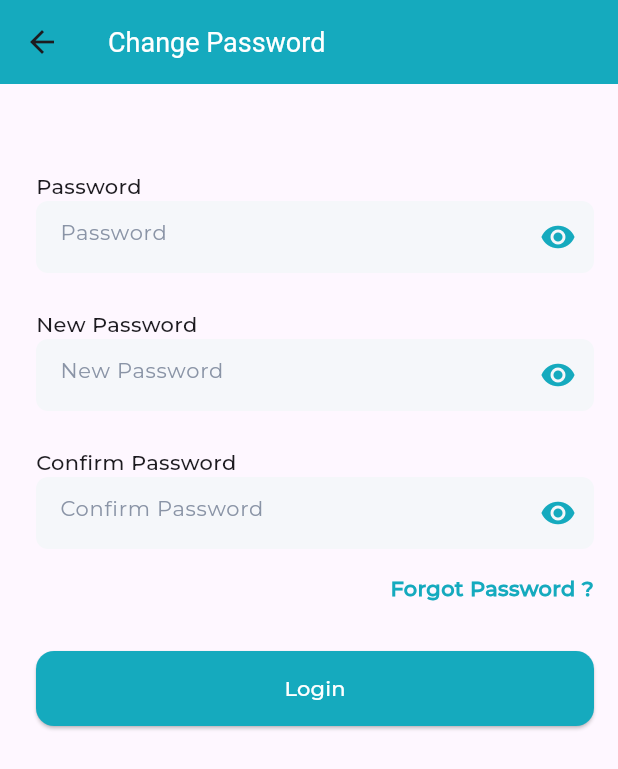
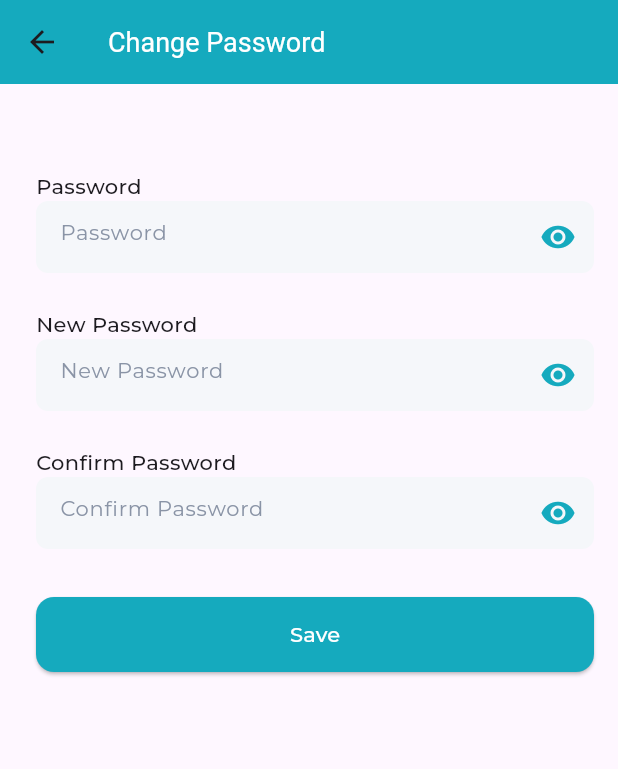
Before and after one commit to flipking038/Driver_app, a Flutter app: the ChangePasswordScreen screen opened directly, on a phone screen of 412 x 824 dp. Shown: the top 769 px of the screen. Run offline on Flutter 3.47's test engine with Material 3 defaults, Android fonts, the phone set to English and light mode, and no system bars; our stand-ins replace dio, flutter_bloc, flutter_svg, shared_preferences; accounts and stored records are empty; network calls fail.

Commit message:
Create ChangePasswordCubit

```diff
--- /dev/null
+++ b/lib/cubit/change_password_cubit/change_password_cubit.dart
@@ -0,0 +1,33 @@
+import 'package:dio/dio.dart';
+import 'package:flutter/material.dart';
+import 'package:flutter_bloc/flutter_bloc.dart';
+import 'package:telgani/constant.dart';
+
+part 'change_password_state.dart';
+
+class ChangePasswordCubit extends Cubit<ChangePasswordState> {
+  ChangePasswordCubit() : super(ChangePasswordInitial());
+
+  Dio dio = Dio();
+
+  String? password;
+  String? newPassword;
+  String? confirmNewPassword;
+
+  TextEditingController passwordController = TextEditingController();
+  TextEditingController newPasswordController = TextEditingController();
+  TextEditingController confirmNewPasswordController = TextEditingController();
+
+  final GlobalKey<FormState> changePasswordKey = GlobalKey();
+
+  changePassword() async {
+    dio.options.headers['Authorization'] = "Bearer $token";
+
+    final Response response = await dio
+        .put('https://api.dev.telgani.com/api/v4/driver/password', data: {
+      'actual_password': password,
+      'new_password': newPassword,
+      'new_password_confirmation': confirmNewPassword,
+    });
+  }
+}
--- /dev/null
+++ b/lib/cubit/change_password_cubit/change_password_state.dart
@@ -0,0 +1,5 @@
+part of 'change_password_cubit.dart';
+
+abstract class ChangePasswordState {}
+
+class ChangePasswordInitial extends ChangePasswordState {}
--- a/lib/main.dart
+++ b/lib/main.dart
@@ -1,6 +1,7 @@
 import 'package:flutter/material.dart';
 import 'package:flutter_bloc/flutter_bloc.dart';
 import 'package:telgani/cache_helper/cache_helper.dart';
+import 'package:telgani/cubit/change_password_cubit/change_password_cubit.dart';
 import 'package:telgani/cubit/login/login_cubit.dart';
 import 'package:telgani/cubit/profile/profile_cubit.dart';
 import 'package:telgani/screens/change_password_screen.dart';
@@ -25,6 +26,7 @@ class MyApp extends StatelessWidget {
       providers: [
         BlocProvider(create: (context) => LoginCubit()),
         BlocProvider(create: (context) => ProfileCubit()),
+        BlocProvider(create: (context) => ChangePasswordCubit()),
       ],
       child: MaterialApp(
         theme: ThemeData(fontFamily: 'Rubik'),
--- a/lib/widgets/change_password_widgets/form_change_password.dart
+++ b/lib/widgets/change_password_widgets/form_change_password.dart
@@ -1,6 +1,7 @@
 import 'package:flutter/material.dart';
 import 'package:flutter_bloc/flutter_bloc.dart';
 import 'package:telgani/constant.dart';
+import 'package:telgani/cubit/change_password_cubit/change_password_cubit.dart';
 import 'package:telgani/cubit/login/login_cubit.dart';
 import 'package:telgani/widgets/login_widgets/login_button.dart';
 import 'package:telgani/widgets/text_field_widget.dart';
@@ -10,25 +11,31 @@ class FormChangePassword extends StatelessWidget {
 
   @override
   Widget build(BuildContext context) {
+    return BlocConsumer<ChangePasswordCubit, ChangePasswordState>(
+      listener: (context, state) {},
+      builder: (context, state) {
         return Form(
-      key: BlocProvider.of<LoginCubit>(context).loginKey,
+          key: BlocProvider.of<ChangePasswordCubit>(context).changePasswordKey,
           child: Column(
             crossAxisAlignment: CrossAxisAlignment.end,
             children: [
               const SizedBox(height: 58),
               TextFieldWidget(
                 phoneNumber: false,
-            controller: BlocProvider.of<LoginCubit>(context).loginPassword,
+                controller: BlocProvider.of<ChangePasswordCubit>(context)
+                    .passwordController,
                 label: 'Password',
                 hintText: 'Password',
                 onChanged: (value) =>
-                BlocProvider.of<LoginCubit>(context).password = value,
+                    BlocProvider.of<ChangePasswordCubit>(context).password =
+                        value,
                 obscurePassword:
                     BlocProvider.of<LoginCubit>(context).obscurePassword,
                 visibilityIcon: IconButton(
-              onPressed: () =>
-                  BlocProvider.of<LoginCubit>(context).showAndHidePassword(),
-              icon: BlocProvider.of<LoginCubit>(context).obscurePassword == true
+                  onPressed: () => BlocProvider.of<LoginCubit>(context)
+                      .showAndHidePassword(),
+                  icon: BlocProvider.of<LoginCubit>(context).obscurePassword ==
+                          true
                       ? const Icon(
                           Icons.visibility,
                           color: kPrimaryColor,
@@ -39,17 +46,20 @@ class FormChangePassword extends StatelessWidget {
               const SizedBox(height: 24),
               TextFieldWidget(
                 phoneNumber: false,
-            controller: BlocProvider.of<LoginCubit>(context).loginPassword,
+                controller: BlocProvider.of<ChangePasswordCubit>(context)
+                    .newPasswordController,
                 label: 'New Password',
                 hintText: 'New Password',
                 onChanged: (value) =>
-                BlocProvider.of<LoginCubit>(context).password = value,
+                    BlocProvider.of<ChangePasswordCubit>(context).newPassword =
+                        value,
                 obscurePassword:
                     BlocProvider.of<LoginCubit>(context).obscurePassword,
                 visibilityIcon: IconButton(
-              onPressed: () =>
-                  BlocProvider.of<LoginCubit>(context).showAndHidePassword(),
-              icon: BlocProvider.of<LoginCubit>(context).obscurePassword == true
+                  onPressed: () => BlocProvider.of<LoginCubit>(context)
+                      .showAndHidePassword(),
+                  icon: BlocProvider.of<LoginCubit>(context).obscurePassword ==
+                          true
                       ? const Icon(
                           Icons.visibility,
                           color: kPrimaryColor,
@@ -60,17 +70,20 @@ class FormChangePassword extends StatelessWidget {
               const SizedBox(height: 24),
               TextFieldWidget(
                 phoneNumber: false,
-            controller: BlocProvider.of<LoginCubit>(context).loginPassword,
+                controller: BlocProvider.of<ChangePasswordCubit>(context)
+                    .confirmNewPasswordController,
                 label: 'Confirm Password',
                 hintText: 'Confirm Password',
                 onChanged: (value) =>
-                BlocProvider.of<LoginCubit>(context).password = value,
+                    BlocProvider.of<ChangePasswordCubit>(context)
+                        .confirmNewPassword = value,
                 obscurePassword:
                     BlocProvider.of<LoginCubit>(context).obscurePassword,
                 visibilityIcon: IconButton(
-              onPressed: () =>
-                  BlocProvider.of<LoginCubit>(context).showAndHidePassword(),
-              icon: BlocProvider.of<LoginCubit>(context).obscurePassword == true
+                  onPressed: () => BlocProvider.of<LoginCubit>(context)
+                      .showAndHidePassword(),
+                  icon: BlocProvider.of<LoginCubit>(context).obscurePassword ==
+                          true
                       ? const Icon(
                           Icons.visibility,
                           color: kPrimaryColor,
@@ -78,16 +91,9 @@ class FormChangePassword extends StatelessWidget {
                       : const Icon(Icons.visibility_off),
                 ),
               ),
-          const SizedBox(height: 16),
-          const Text(
-            'Forgot Password ?',
-            style: TextStyle(
-                color: kPrimaryColor,
-                fontWeight: FontWeight.w900,
-                fontSize: 14),
-          ),
               const SizedBox(height: 32),
               LoginButtton(
+                textButton: 'Save',
                 onPressed: () {
                   if (BlocProvider.of<LoginCubit>(context)
                       .loginKey
@@ -100,5 +106,7 @@ class FormChangePassword extends StatelessWidget {
             ],
           ),
         );
+      },
+    );
   }
 }
--- a/lib/widgets/login_widgets/form_login.dart
+++ b/lib/widgets/login_widgets/form_login.dart
@@ -70,6 +70,7 @@ class FormLogin extends StatelessWidget {
               state is LoginLoading
                   ? const CircularProgressIndicator()
                   : LoginButtton(
+                      textButton: 'Login',
                       onPressed: () {
                         if (BlocProvider.of<LoginCubit>(context)
                             .loginKey
--- a/lib/widgets/login_widgets/login_button.dart
+++ b/lib/widgets/login_widgets/login_button.dart
@@ -2,9 +2,10 @@ import 'package:flutter/material.dart';
 import 'package:telgani/constant.dart';
 
 class LoginButtton extends StatelessWidget {
-  const LoginButtton({super.key, this.onPressed});
+  const LoginButtton({super.key, this.onPressed, required this.textButton});
 
   final void Function()? onPressed;
+  final String textButton;
 
   @override
   Widget build(BuildContext context) {
@@ -18,7 +19,7 @@ class LoginButtton extends StatelessWidget {
             backgroundColor: kPrimaryColor,
             shape: RoundedRectangleBorder(
                 borderRadius: BorderRadius.circular(12))),
-        child: const Text('Login'),
+        child: Text(textButton),
       ),
     );
   }
```
Lines whose indentation alone changed are shown as unchanged.
